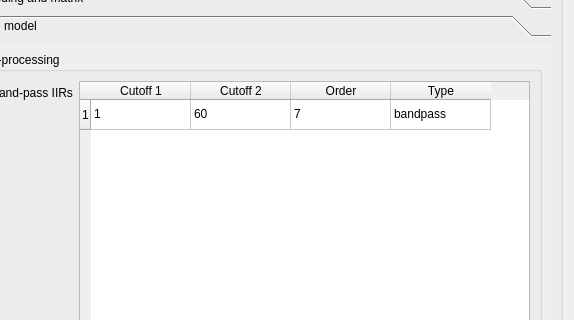
Before: the Qt Designer form config.ui in medusabci/app-cvep-speller, drawn with Qt 5; both pictures show x 231 to 805 and y 137 to 457 of the 805 by 714 pixel window.
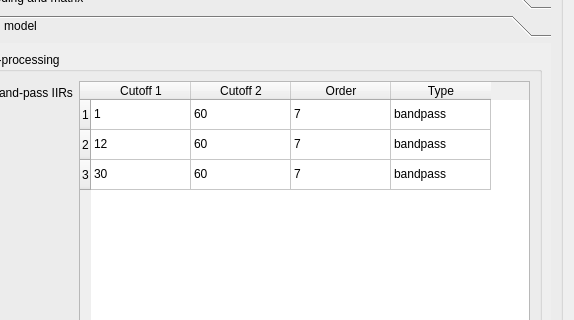
After: the same form once the commit is applied. The open tabs and pages were chosen to show the change.

Patch:
```diff
--- a/config.ui
+++ b/config.ui
@@ -1087,7 +1087,7 @@
               <rect>
                <x>0</x>
                <y>0</y>
-               <width>543</width>
+               <width>539</width>
                <height>444</height>
               </rect>
              </property>
@@ -1121,6 +1121,16 @@
                      <string>1</string>
                     </property>
                    </row>
+                   <row>
+                    <property name="text">
+                     <string>2</string>
+                    </property>
+                   </row>
+                   <row>
+                    <property name="text">
+                     <string>3</string>
+                    </property>
+                   </row>
                    <column>
                     <property name="text">
                      <string>Cutoff 1</string>
@@ -1161,6 +1171,46 @@
                      <string>bandpass</string>
                     </property>
                    </item>
+                   <item row="1" column="0">
+                    <property name="text">
+                     <string>12</string>
+                    </property>
+                   </item>
+                   <item row="1" column="1">
+                    <property name="text">
+                     <string>60</string>
+                    </property>
+                   </item>
+                   <item row="1" column="2">
+                    <property name="text">
+                     <string>7</string>
+                    </property>
+                   </item>
+                   <item row="1" column="3">
+                    <property name="text">
+                     <string>bandpass</string>
+                    </property>
+                   </item>
+                   <item row="2" column="0">
+                    <property name="text">
+                     <string>30</string>
+                    </property>
+                   </item>
+                   <item row="2" column="1">
+                    <property name="text">
+                     <string>60</string>
+                    </property>
+                   </item>
+                   <item row="2" column="2">
+                    <property name="text">
+                     <string>7</string>
+                    </property>
+                   </item>
+                   <item row="2" column="3">
+                    <property name="text">
+                     <string>bandpass</string>
+                    </property>
+                   </item>
                   </widget>
                  </item>
                  <item row="1" column="1">
```
Left out of the diff: 8 changed lines with no effect on the pictures.
